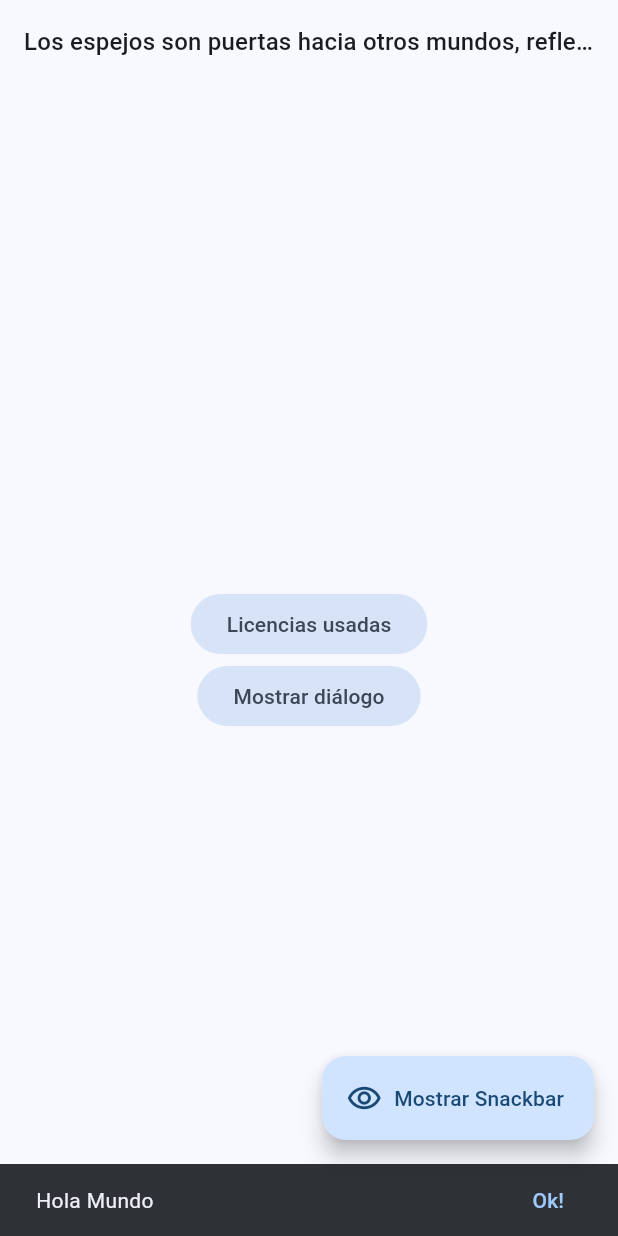
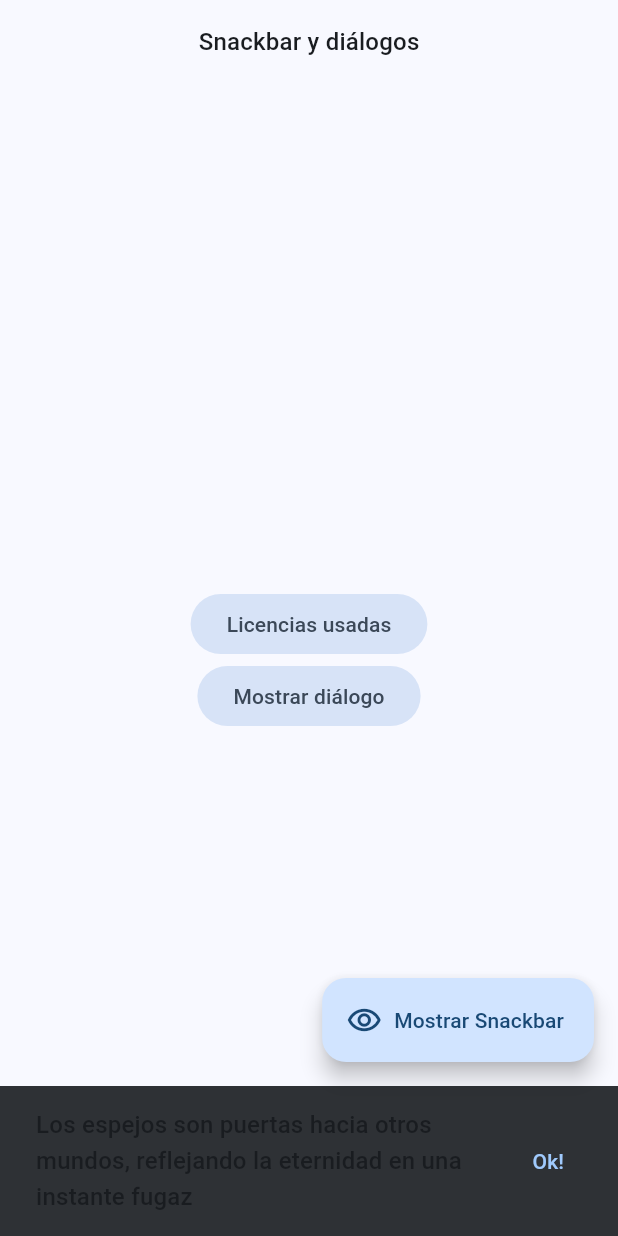
Before and after one commit to DidierDev672/widget_app, a Flutter app: the SnackbarScreen screen opened by its route, after a tap on "Mostrar Snackbar", on a phone screen of 412 x 824 dp. Run offline on Flutter 3.47's test engine with Material 3 defaults, Android fonts, the phone set to English and light mode, and no system bars; our stand-ins replace animate_do, flutter_riverpod, go_router.

Commit message:
Corrección en snackbar en los mensajes.

```diff
--- a/lib/presentation/screens/snackbar/snackbar_screen.dart
+++ b/lib/presentation/screens/snackbar/snackbar_screen.dart
@@ -10,7 +10,10 @@ class SnackbarScreen extends StatelessWidget {
     ScaffoldMessenger.of(context).clearSnackBars();
 
     final snackBar = SnackBar(
-      content: const Text('Hola Mundo'),
+      content: Text(
+        'Los espejos son puertas hacia otros mundos, reflejando la eternidad en una instante fugaz',
+        style: Theme.of(context).textTheme.titleMedium,
+      ),
       action: SnackBarAction(
         label: 'Ok!',
         onPressed: () {},
@@ -51,7 +54,7 @@ class SnackbarScreen extends StatelessWidget {
     return Scaffold(
       appBar: AppBar(
         title: Text(
-          'Los espejos son puertas hacia otros mundos, reflejando la eternidad en una instante fugaz',
+          'Snackbar y diálogos',
           style: Theme.of(context).textTheme.titleMedium,
         ),
       ),
```
